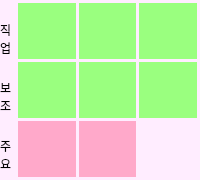
This is Agricola_Front/data/PersonalField/mycard_small.ui in HiImSUN/Agricola-Front_ui-images-py as Qt 5 draws it before an edit. The edited form follows.
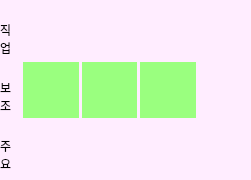
This is the edited form. The open tabs and pages were chosen to show the change. Icons and pictures are not drawn.

What changed in the file:
```diff
--- a/Agricola_Front/data/PersonalField/mycard_small.ui
+++ b/Agricola_Front/data/PersonalField/mycard_small.ui
@@ -6,7 +6,7 @@
    <rect>
     <x>0</x>
     <y>0</y>
-    <width>200</width>
+    <width>251</width>
     <height>180</height>
    </rect>
   </property>
@@ -18,8 +18,8 @@
   </property>
   <property name="maximumSize">
    <size>
-    <width>200</width>
-    <height>180</height>
+    <width>16777215</width>
+    <height>16777215</height>
    </size>
   </property>
   <property name="windowTitle">
@@ -113,15 +113,18 @@
         <number>3</number>
        </property>
        <item>
-        <layout class="QHBoxLayout" name="horizontalLayout_1">
+        <layout class="QHBoxLayout" name="horizontalLayout_1" stretch="1,1,1,1">
          <property name="spacing">
           <number>-1</number>
          </property>
          <property name="rightMargin">
-          <number>3</number>
+          <number>0</number>
          </property>
          <item>
           <widget class="QWidget" name="widget_job_1" native="true">
+           <property name="enabled">
+            <bool>false</bool>
+           </property>
            <property name="sizePolicy">
             <sizepolicy hsizetype="Minimum" vsizetype="Minimum">
              <horstretch>0</horstretch>
@@ -129,12 +132,15 @@
             </sizepolicy>
            </property>
            <property name="styleSheet">
-            <string notr="true">background-color: rgb(154, 255, 127);</string>
+            <string notr="true">#widget_job_1{border-image: url(:/newPrefix/images/직업 카드/직업카드0.png);}#widget_job_1:disabled{border-image: url(:/newPrefix/images/직업 카드/직업카드back.png);}</string>
            </property>
           </widget>
          </item>
          <item>
           <widget class="QWidget" name="widget_job_2" native="true">
+           <property name="enabled">
+            <bool>false</bool>
+           </property>
            <property name="sizePolicy">
             <sizepolicy hsizetype="Minimum" vsizetype="Minimum">
              <horstretch>0</horstretch>
@@ -142,14 +148,15 @@
             </sizepolicy>
            </property>
            <property name="styleSheet">
-            <string notr="true">background-color: rgb(154, 255, 127);</string>
+            <string notr="true">#widget_job_3{border-image: url(:/newPrefix/images/직업 카드/직업카드2.png);}#widget_job_3:disabled{border-image: url(:/newPrefix/images/직업 카드/직업카드back.png);}
+</string>
            </property>
           </widget>
          </item>
          <item>
           <widget class="QWidget" name="widget_job_3" native="true">
            <property name="enabled">
-            <bool>true</bool>
+            <bool>false</bool>
            </property>
            <property name="sizePolicy">
             <sizepolicy hsizetype="Minimum" vsizetype="Minimum">
@@ -158,16 +165,32 @@
             </sizepolicy>
            </property>
            <property name="styleSheet">
-            <string notr="true">background-color: rgb(154, 255, 127);</string>
+            <string notr="true">#widget_job_3{border-image: url(:/newPrefix/images/직업 카드/직업카드2.png);}#widget_job_3:disabled{border-image: url(:/newPrefix/images/직업 카드/직업카드back.png);}</string>
            </property>
           </widget>
          </item>
+         <item>
+          <spacer name="horizontalSpacer">
+           <property name="orientation">
+            <enum>Qt::Horizontal</enum>
+           </property>
+           <property name="sizeType">
+            <enum>QSizePolicy::Preferred</enum>
+           </property>
+           <property name="sizeHint" stdset="0">
+            <size>
+             <width>0</width>
+             <height>20</height>
+            </size>
+           </property>
+          </spacer>
+         </item>
         </layout>
        </item>
        <item>
-        <layout class="QHBoxLayout" name="horizontalLayout_2">
+        <layout class="QHBoxLayout" name="horizontalLayout_2" stretch="1,1,1,1">
          <property name="rightMargin">
-          <number>3</number>
+          <number>0</number>
          </property>
          <item>
           <widget class="QWidget" name="widget_sub_1" native="true">
@@ -208,6 +231,22 @@
            </property>
           </widget>
          </item>
+         <item>
+          <spacer name="horizontalSpacer_2">
+           <property name="orientation">
+            <enum>Qt::Horizontal</enum>
+           </property>
+           <property name="sizeType">
+            <enum>QSizePolicy::Preferred</enum>
+           </property>
+           <property name="sizeHint" stdset="0">
+            <size>
+             <width>0</width>
+             <height>20</height>
+            </size>
+           </property>
+          </spacer>
+         </item>
         </layout>
        </item>
        <item>
@@ -299,35 +338,6 @@
            <property name="bottomMargin">
             <number>0</number>
            </property>
-           <item>
-            <widget class="QWidget" name="widget_main_4" native="true">
-             <property name="sizePolicy">
-              <sizepolicy hsizetype="Minimum" vsizetype="Minimum">
-               <horstretch>0</horstretch>
-               <verstretch>0</verstretch>
-              </sizepolicy>
-             </property>
-             <property name="styleSheet">
-              <string notr="true">background-color: rgb(255, 169, 202);</string>
-             </property>
-            </widget>
-           </item>
-           <item>
-            <widget class="QWidget" name="widget_main_5" native="true">
-             <property name="sizePolicy">
-              <sizepolicy hsizetype="Preferred" vsizetype="Minimum">
-               <horstretch>0</horstretch>
-               <verstretch>0</verstretch>
-              </sizepolicy>
-             </property>
-             <property name="styleSheet">
-              <string notr="true">background-color: rgb(255, 169, 202);</string>
-             </property>
-            </widget>
-           </item>
-           <item>
-            <widget class="QWidget" name="widget_main_6" native="true"/>
-           </item>
           </layout>
          </widget>
         </widget>
```
Left out of the diff: 18 changed lines with no effect on the pictures.
